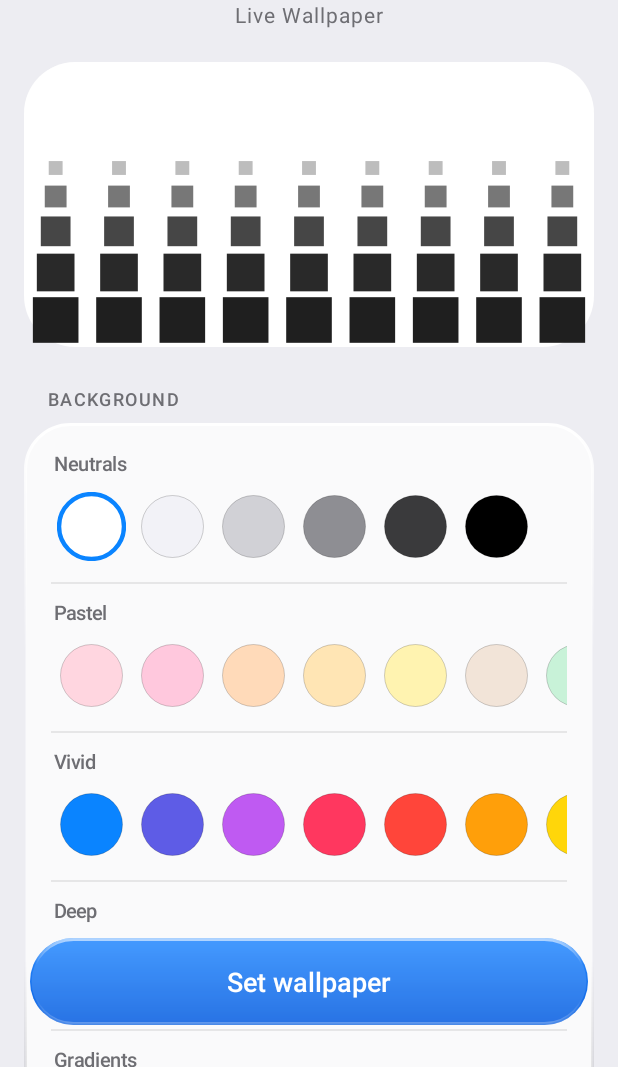
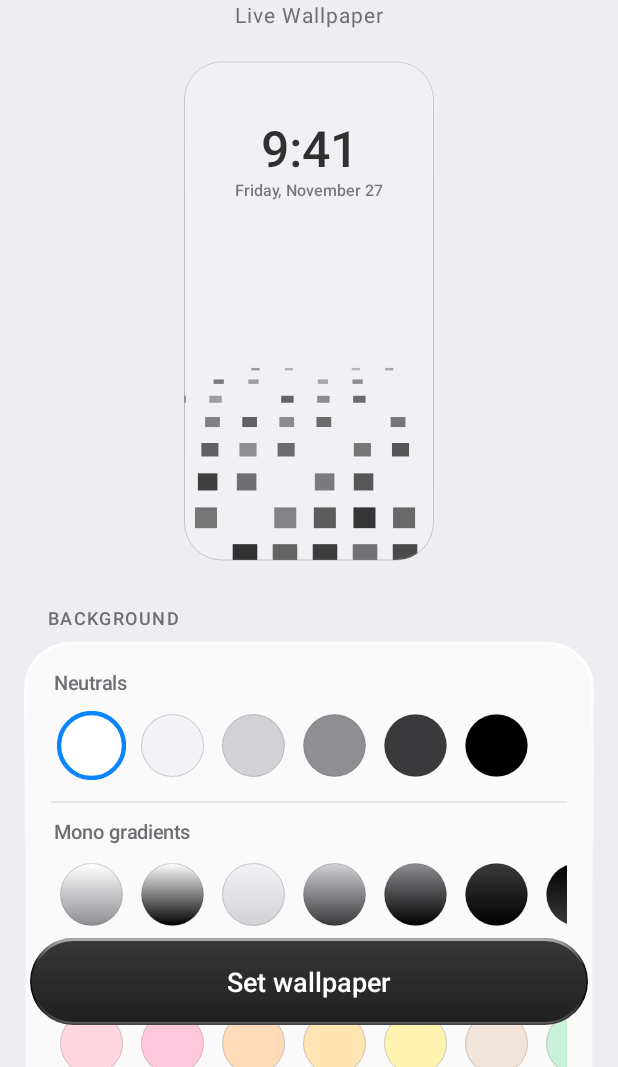
Before and after one commit to lucidxel/Lucidream, an Android app: the screen it shows after launch (MainActivity), on a phone screen of 412 x 824 dp, the part 169-1236 px from its top. Run offline under Robolectric (Android 15) with nearby library versions, the phone set to English and light mode, and no system bars.

Commit message:
Update MainActivity.kt

```diff
--- a/app/src/main/java/com/example/curlwall/MainActivity.kt
+++ b/app/src/main/java/com/example/curlwall/MainActivity.kt
@@ -97,8 +97,13 @@ class MainActivity : Activity() {
 
     override fun onCreate(savedInstanceState: Bundle?) {
         super.onCreate(savedInstanceState)
-        window.statusBarColor = Color.TRANSPARENT
-        if (!dark) window.decorView.systemUiVisibility = View.SYSTEM_UI_FLAG_LIGHT_STATUS_BAR
+        val pageBg = if (dark) Color.parseColor("#0B0B0F") else Color.parseColor("#EDEDF2")
+        window.setBackgroundDrawable(ColorDrawable(pageBg))
+        window.statusBarColor = pageBg
+        window.navigationBarColor = pageBg
+        window.decorView.systemUiVisibility = if (dark) 0 else
+            (View.SYSTEM_UI_FLAG_LIGHT_STATUS_BAR or (if (android.os.Build.VERSION.SDK_INT >= 26) View.SYSTEM_UI_FLAG_LIGHT_NAVIGATION_BAR else 0))
+
         val root = LinearLayout(this).apply {
             orientation = LinearLayout.VERTICAL; setPadding(dp(16), dp(64), dp(16), dp(130))
         }
@@ -111,31 +116,71 @@ class MainActivity : Activity() {
         }, LinearLayout.LayoutParams(MATCH_PARENT, WRAP_CONTENT))
 
         fun curBg() = prefs.getInt("bg", Color.WHITE).let { it to prefs.getInt("bg2", it) }
+
+        // ---------- phone-mockup preview
         preview = object : View(this) {
             val p = Paint(Paint.ANTI_ALIAS_FLAG)
+            val clip = Path()
+            fun sm(a: Float, b: Float, x: Float): Float { val t = ((x - a) / (b - a)).coerceIn(0f, 1f); return t * t * (3f - 2f * t) }
             override fun onDraw(cv: Canvas) {
                 val (b1, b2) = curBg()
-                p.color = Config.fgFor(b1, b2)
-                val size = prefs.getFloat("size", 1f); val cover = prefs.getFloat("cover", 0.66f).coerceAtMost(1f)
+                val fg = Config.fgFor(b1, b2)
+                val size = prefs.getFloat("size", 1f); val cover = prefs.getFloat("cover", 0.66f)
                 val rf = floatArrayOf(0f, 0.2f, 0.38f, 0.5f)[prefs.getInt("round", 0).coerceIn(0, 3)]
-                val rows = 5; val cols = 9; val cw = width / cols.toFloat()
-                for (r in 0 until rows) {
-                    val k = r / rows.toFloat()
-                    val sc = (1f - 0.75f * k * (0.5f + cover)) * size
-                    p.alpha = ((1f - k * k * 1.1f).coerceIn(0.05f, 1f) * 255).toInt()
-                    val y = height - dp(18) - r * cw * (0.8f - 0.25f * k)
-                    val h = cw * 0.36f * sc
-                    for (i in 0 until cols) { val x = cw * (i + 0.5f); cv.drawRoundRect(x - h, y - h, x + h, y + h, rf * 2 * h, rf * 2 * h, p) }
+                val ph = height - dp(8).toFloat(); val pw = ph * 0.5f
+                val l = (width - pw) / 2f; val t = dp(4).toFloat()
+                val rect = RectF(l, t, l + pw, t + ph); val rad = pw * 0.15f
+                clip.reset(); clip.addRoundRect(rect, rad, rad, Path.Direction.CW)
+                cv.save(); cv.clipPath(clip)
+                p.style = Paint.Style.FILL
+                p.shader = LinearGradient(0f, t, 0f, t + ph, b1, b2, Shader.TileMode.CLAMP)
+                cv.drawRect(rect, p); p.shader = null
+                val c = pw / 6.2f; val Rc = ph * cover; val D = Rc * 2.2f; val yBase = t + ph + c * 0.9f
+                val h = c * 0.34f * size; val cx = l + pw / 2f; val TH = 1.12f
+                var j = -1
+                while (j < 80) {
+                    val s = j * c; val sN = (s.coerceAtLeast(0f) / (Rc * TH)).coerceIn(0f, 1f)
+                    if (s / Rc > TH) break
+                    val g = 1f - 0.72f * Math.pow(sN.toDouble(), 0.9).toFloat()
+                    val a0 = (1f - Math.pow(sN.toDouble(), 1.6).toFloat() * 0.55f) * (1f - sm(0.82f, 1f, sN))
+                    for (i in 0 until 7) {
+                        val hv = ((i * 7 + j * 13 + 100) % 10) / 10f
+                        if (hv < 0.05f + 0.5f * sN * sN) continue
+                        val a = a0 * (0.55f + 0.45f * (((i * 3 + j * 5 + 100) % 7) / 7f))
+                        if (a < 0.02f) continue
+                        val x0 = l + (i - 0.5f) * c
+                        fun pr(ps: Float): Pair<Float, Float> {
+                            val th = ps.coerceAtLeast(0f) / Rc
+                            val y = if (ps < 0f) ps else Rc * Math.sin(th.toDouble()).toFloat()
+                            val z = if (ps < 0f) 0f else Rc * (1f - Math.cos(th.toDouble()).toFloat())
+                            val f = D / (D + z); return f to (yBase - y * f)
+                        }
+                        val (f1, yt) = pr(s + h * g); val (f2, yb) = pr(s - h * g)
+                        val f = (f1 + f2) / 2f
+                        val x1 = cx + (x0 - h * g - cx) * f; val x2 = cx + (x0 + h * g - cx) * f
+                        p.color = fg; p.alpha = (a.coerceIn(0f, 1f) * 255).toInt()
+                        val r = rf * (x2 - x1)
+                        cv.drawRoundRect(x1, yt, x2, yb, r, r, p)
+                    }
+                    j++
                 }
+                p.color = fg; p.alpha = 235; p.textSize = pw * 0.2f; p.textAlign = Paint.Align.CENTER; p.typeface = medium
+                cv.drawText("9:41", cx, t + pw * 0.42f, p)
+                p.textSize = pw * 0.065f; p.alpha = 150
+                cv.drawText("Friday, November 27", cx, t + pw * 0.54f, p)
+                cv.restore()
+                p.style = Paint.Style.STROKE; p.strokeWidth = dp(1).toFloat()
+                p.color = if (dark) 0x44FFFFFF else 0x33000000
+                cv.drawRoundRect(rect, rad, rad, p)
+                p.strokeWidth = dp(3).toFloat() / 1.5f
+                p.shader = LinearGradient(0f, t, 0f, t + ph, intArrayOf(0xEEFFFFFF.toInt(), 0x22FFFFFF, 0x22FFFFFF, 0x88FFFFFF.toInt()),
+                    floatArrayOf(0f, 0.3f, 0.7f, 1f), Shader.TileMode.CLAMP)
+                cv.drawRoundRect(rect, rad, rad, p); p.shader = null
+                p.style = Paint.Style.FILL
             }
         }
-        fun setPreviewBg() {
-            val (a, b) = curBg()
-            preview.background = LayerDrawable(arrayOf(gd(a, b, 34), Glass(dp(34).toFloat(), true)))
-            preview.invalidate()
-        }
-        setPreviewBg()
-        root.addView(preview, LinearLayout.LayoutParams(MATCH_PARENT, dp(190)).apply { topMargin = dp(22) })
+        fun setPreviewBg() { preview.invalidate() }
+        root.addView(preview, LinearLayout.LayoutParams(MATCH_PARENT, dp(340)).apply { topMargin = dp(18) })
 
         // ---------- colours
         header("Background", root)
@@ -168,6 +213,7 @@ class MainActivity : Activity() {
             if (!last) divider(cg)
         }
         section("Neutrals", "FFFFFF F2F2F7 D1D1D6 8E8E93 3A3A3C 000000")
+        section("Mono gradients", "FFFFFF-8E8E93 FFFFFF-000000 F2F2F7-D1D1D6 D1D1D6-3A3A3C 8E8E93-000000 3A3A3C-000000 000000-3A3A3C 000000-FFFFFF 8E8E93-FFFFFF 000000-8E8E93 D1D1D6-FFFFFF 3A3A3C-8E8E93")
         section("Pastel", "FFD6E0 FFC8DD FFDAB9 FFE5B4 FFF3B0 F2E4D8 C8F2D8 B8F0E0 C9E6FF BDD7FF E0D4FF F0C8FF")
         section("Vivid", "0A84FF 5E5CE6 BF5AF2 FF375F FF453A FF9F0A FFD60A 30D158 64D2FF 63E6E2 AC8E68 FF6482")
         section("Deep", "1B2A41 2D1B3D 143D33 4A1D2A 0F3D4A 3B3A1C")
@@ -181,7 +227,7 @@ class MainActivity : Activity() {
         header("Corners", root)
         segmented(group(root), listOf(listOf("Sharp", "Soft", "Round", "Circle")), "round")
         header("Unlock animation", root)
-        segmented(group(root), listOf(listOf("Down", "Up", "Zoom", "Dissolve")), "uanim")
+        segmented(group(root), listOf(listOf("Down", "iOS", "Zoom", "Dissolve")), "uanim")
 
         // ---------- settings
         header("Settings", root)
@@ -237,8 +283,11 @@ class MainActivity : Activity() {
         toggle("Smooth 60 FPS", "fps60", false)
 
         val btn = TextView(this).apply {
-            text = "Set wallpaper"; textSize = 18f; gravity = Gravity.CENTER; setTextColor(Color.WHITE); typeface = medium
-            background = LayerDrawable(arrayOf(gd(Color.parseColor("#2A8CFF"), Color.parseColor("#0A5FE0"), 30), Glass(dp(30).toFloat(), true)))
+            text = "Set wallpaper"; textSize = 18f; gravity = Gravity.CENTER; typeface = medium
+            setTextColor(if (dark) Color.BLACK else Color.WHITE)
+            background = LayerDrawable(arrayOf(
+                gd(if (dark) Color.WHITE else Color.parseColor("#1C1C1E"), if (dark) Color.parseColor("#E5E5EA") else Color.BLACK, 30),
+                Glass(dp(30).toFloat(), !dark)))
             isClickable = true
             setOnClickListener {
                 try {
@@ -250,7 +299,7 @@ class MainActivity : Activity() {
         }
 
         setContentView(FrameLayout(this).apply {
-            setBackgroundColor(if (dark) Color.parseColor("#0B0B0F") else Color.parseColor("#EDEDF2"))
+            setBackgroundColor(pageBg)
             addView(ScrollView(this@MainActivity).apply { isVerticalScrollBarEnabled = false; addView(root) })
             addView(btn, FrameLayout.LayoutParams(MATCH_PARENT, dp(58), Gravity.BOTTOM).apply { setMargins(dp(20), 0, dp(20), dp(28)) })
         })
```
